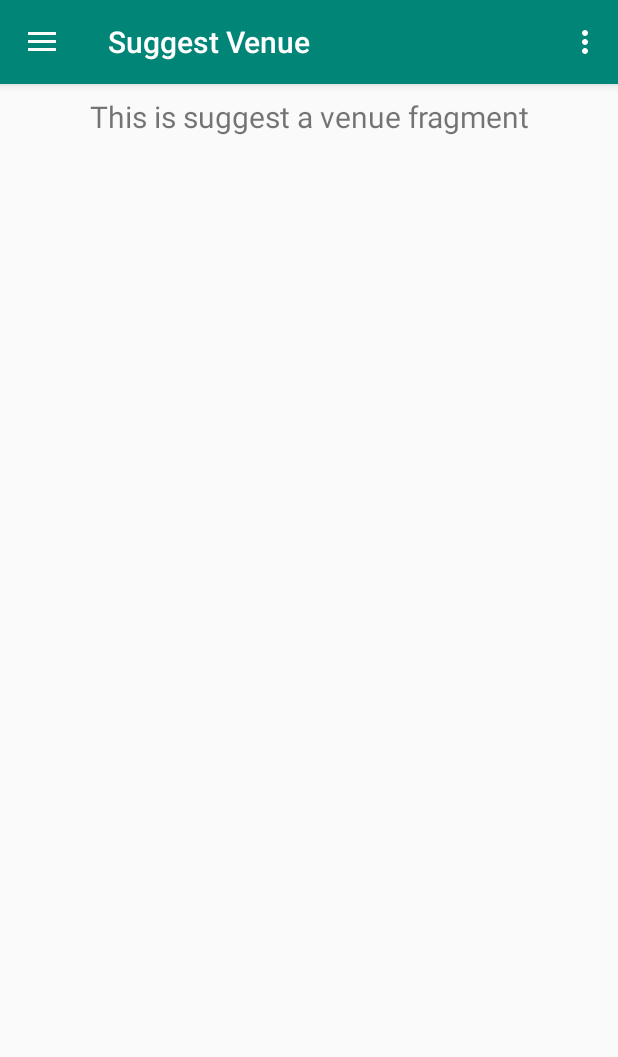
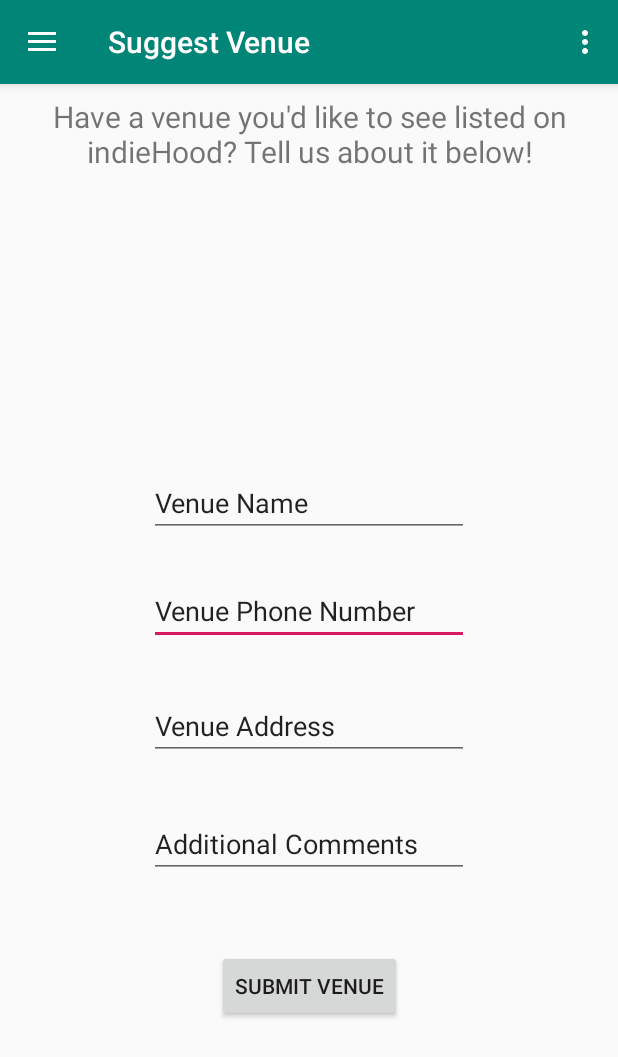
Before and after one commit to ConnorGill/indieHood, an Android app: the screen it shows after launch (MainActivity), in the side drawer, after a tap on "Suggest Venue", on a phone screen of 412 x 824 dp. Shown: the top 1057 px of the screen. Run offline under Robolectric (Android 15) with nearby library versions, the phone set to English and light mode, and no system bars; our stand-ins replace navigation-ui.

Commit message:
First draft of suggest/report views

```diff
--- a/ProjectFiles/app/src/main/java/com/example/myapplication/ui/login/LoginViewModel.java
+++ b/ProjectFiles/app/src/main/java/com/example/myapplication/ui/login/LoginViewModel.java
@@ -10,7 +10,7 @@ public class LoginViewModel extends ViewModel {
 
     public LoginViewModel() {
         mText = new MutableLiveData<>();
-        mText.setValue("This is band login fragment");
+        mText.setValue("This is artist login fragment");
     }
 
     public LiveData<String> getText() {
--- a/ProjectFiles/app/src/main/java/com/example/myapplication/ui/report/ReportViewModel.java
+++ b/ProjectFiles/app/src/main/java/com/example/myapplication/ui/report/ReportViewModel.java
@@ -10,7 +10,7 @@ public class ReportViewModel extends ViewModel {
 
     public ReportViewModel() {
         mText = new MutableLiveData<>();
-        mText.setValue("This is report an issue fragment");
+        mText.setValue("Have an issue with our app, a venue, or an artist? Tell us about it!");
     }
 
     public LiveData<String> getText() {
--- a/ProjectFiles/app/src/main/java/com/example/myapplication/ui/suggest/SuggestViewModel.java
+++ b/ProjectFiles/app/src/main/java/com/example/myapplication/ui/suggest/SuggestViewModel.java
@@ -10,7 +10,7 @@ public class SuggestViewModel extends ViewModel {
 
     public SuggestViewModel() {
         mText = new MutableLiveData<>();
-        mText.setValue("This is suggest a venue fragment");
+        mText.setValue("Have a venue you'd like to see listed on indieHood? Tell us about it below!");
     }
 
     public LiveData<String> getText() {
--- a/ProjectFiles/app/src/main/res/layout/fragment_suggest.xml
+++ b/ProjectFiles/app/src/main/res/layout/fragment_suggest.xml
@@ -1,6 +1,7 @@
 <?xml version="1.0" encoding="utf-8"?>
 <androidx.constraintlayout.widget.ConstraintLayout xmlns:android="http://schemas.android.com/apk/res/android"
     xmlns:app="http://schemas.android.com/apk/res-auto"
+    xmlns:tools="http://schemas.android.com/tools"
     android:layout_width="match_parent"
     android:layout_height="match_parent">
 
@@ -16,4 +17,69 @@
         app:layout_constraintEnd_toEndOf="parent"
         app:layout_constraintStart_toStartOf="parent"
         app:layout_constraintTop_toTopOf="parent" />
+
+    <EditText
+        android:id="@+id/editText2"
+        android:layout_width="wrap_content"
+        android:layout_height="wrap_content"
+        android:ems="10"
+        android:inputType="phone"
+        android:text="Venue Phone Number"
+        app:layout_constraintBottom_toBottomOf="parent"
+        app:layout_constraintEnd_toEndOf="parent"
+        app:layout_constraintStart_toStartOf="parent"
+        app:layout_constraintTop_toTopOf="@+id/text_share"
+        app:layout_constraintVertical_bias="0.449" />
+
+    <EditText
+        android:id="@+id/editText3"
+        android:layout_width="wrap_content"
+        android:layout_height="wrap_content"
+        android:ems="10"
+        android:inputType="textPostalAddress"
+        android:text="Venue Address"
+        app:layout_constraintBottom_toBottomOf="parent"
+        app:layout_constraintEnd_toEndOf="parent"
+        app:layout_constraintStart_toStartOf="parent"
+        app:layout_constraintTop_toTopOf="@+id/text_share"
+        app:layout_constraintVertical_bias="0.556" />
+
+    <EditText
+        android:id="@+id/editText4"
+        android:layout_width="wrap_content"
+        android:layout_height="wrap_content"
+        android:ems="10"
+        android:gravity="start|top"
+        android:inputType="textMultiLine"
+        android:text="Additional Comments"
+        app:layout_constraintBottom_toBottomOf="parent"
+        app:layout_constraintEnd_toEndOf="parent"
+        app:layout_constraintStart_toStartOf="parent"
+        app:layout_constraintTop_toTopOf="@+id/text_share"
+        app:layout_constraintVertical_bias="0.666" />
+
+    <EditText
+        android:id="@+id/editText5"
+        android:layout_width="wrap_content"
+        android:layout_height="wrap_content"
+        android:ems="10"
+        android:inputType="textPersonName"
+        android:text="Venue Name"
+        app:layout_constraintBottom_toBottomOf="parent"
+        app:layout_constraintEnd_toEndOf="parent"
+        app:layout_constraintStart_toStartOf="parent"
+        app:layout_constraintTop_toTopOf="@+id/text_share"
+        app:layout_constraintVertical_bias="0.348" />
+
+    <Button
+        android:id="@+id/button"
+        android:layout_width="wrap_content"
+        android:layout_height="wrap_content"
+        android:text="Submit Venue"
+        app:layout_constraintBottom_toBottomOf="parent"
+        app:layout_constraintEnd_toEndOf="parent"
+        app:layout_constraintStart_toStartOf="parent"
+        app:layout_constraintTop_toTopOf="parent"
+        app:layout_constraintVertical_bias="0.802" />
+
 </androidx.constraintlayout.widget.ConstraintLayout>
--- a/ProjectFiles/app/src/main/res/values/strings.xml
+++ b/ProjectFiles/app/src/main/res/values/strings.xml
@@ -10,7 +10,7 @@
     <string name="menu_listings">Show Listings</string>
     <string name="menu_favorites">Favorites</string>
     <string name="menu_settings">Settings</string>
-    <string name="menu_login">Band Login</string>
+    <string name="menu_login">Artist Login</string>
     <string name="menu_suggest">Suggest Venue</string>
     <string name="menu_report">Report Issue</string>
     <string name="menu_terms">Terms of Service</string>
```
Also changed, not shown: ProjectFiles/app/src/main/res/layout/fragment_report.xml (+26 -0 lines).
